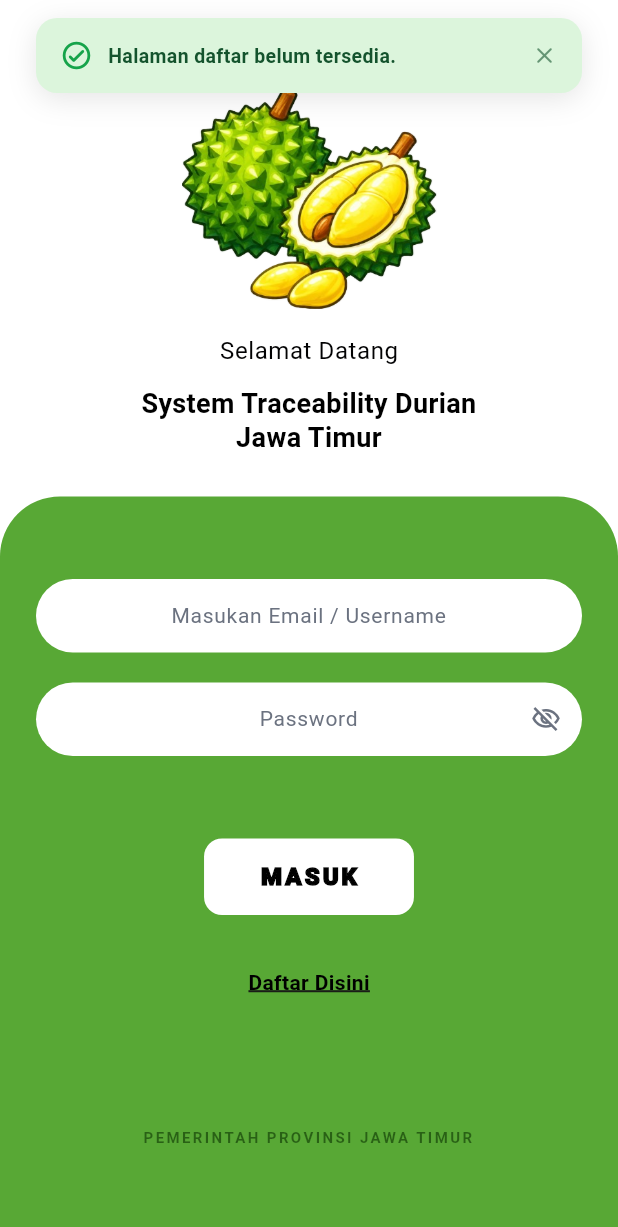
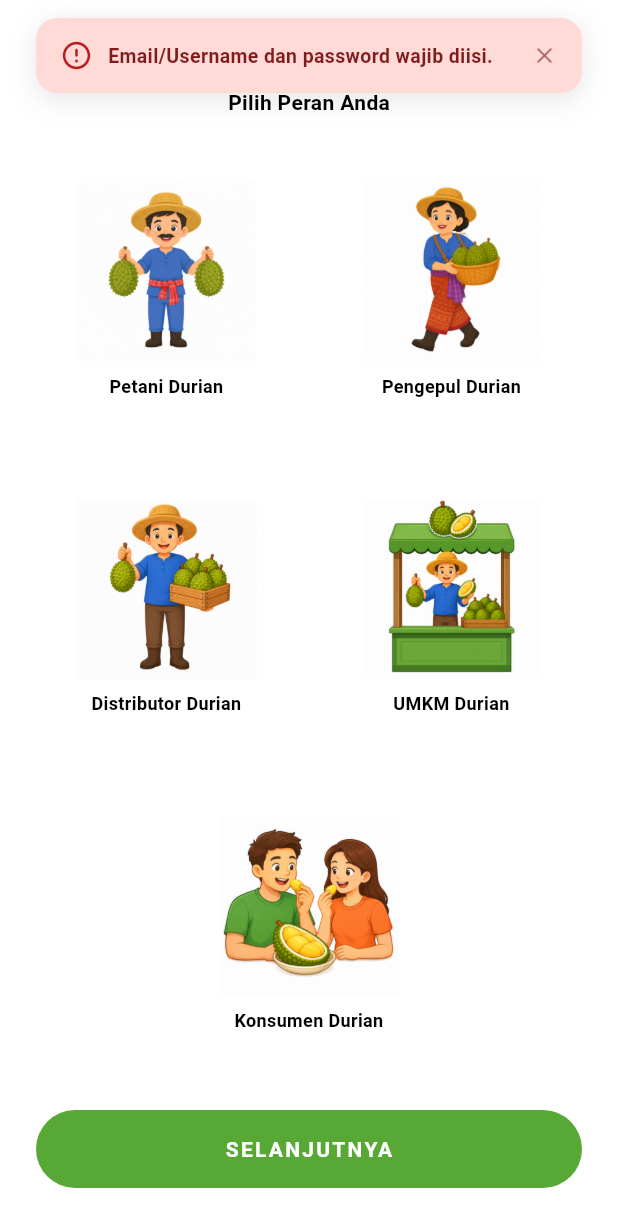
Before and after one commit to MISBAHULLL/Traceability_Durian, a Flutter app: the screen it shows after launch, after a tap on "MASUK", after a tap on "Daftar Disini", on a phone screen of 412 x 824 dp. Shown: the top 1227 px of the screen. Run offline on Flutter 3.47's test engine with Material 3 defaults, Android fonts, the phone set to English and light mode, and no system bars; our stand-ins replace connectivity_plus, device_preview.

Commit message:
membuat halaman pendaftaran akun dan role

```diff
--- a/lib/features/auth/screens/home_screen.dart
+++ b/lib/features/auth/screens/home_screen.dart
@@ -3,6 +3,7 @@
 import 'package:connectivity_plus/connectivity_plus.dart';
 
 import '../../../core/theme/app_colors.dart';
+import 'register_role_screen.dart';
 
 /// Landing + login screen for DurianTrace.
 ///
@@ -195,7 +196,20 @@
   }
 
   void _handleRegisterTap() {
-    _showTopNotification('Halaman daftar belum tersedia.', isError: false);
+    Navigator.push(
+      context,
+      PageRouteBuilder(
+        transitionDuration: const Duration(milliseconds: 400),
+        pageBuilder: (_, __, ___) => const RegisterRoleScreen(),
+        transitionsBuilder: (_, animation, __, child) {
+          final curved = CurvedAnimation(
+            parent: animation,
+            curve: Curves.easeInOutCubic,
+          );
+          return FadeTransition(opacity: curved, child: child);
+        },
+      ),
+    );
   }
 
 
--- /dev/null
+++ b/lib/features/auth/screens/register_role_screen.dart
@@ -0,0 +1,522 @@
+import 'package:flutter/material.dart';
+
+import '../../../core/theme/app_colors.dart';
+
+/// Model data untuk setiap pilihan peran.
+class _RoleOption {
+  const _RoleOption({
+    required this.label,
+    required this.assetPath,
+    required this.value,
+  });
+
+  final String label;
+  final String assetPath;
+  final String value;
+}
+
+/// Daftar peran yang tersedia di DurianTrace.
+const List<_RoleOption> _roles = [
+  _RoleOption(
+    label: 'Petani Durian',
+    assetPath: 'assets/images/role_petani.png',
+    value: 'petani',
+  ),
+  _RoleOption(
+    label: 'Pengepul Durian',
+    assetPath: 'assets/images/role_pengepul.png',
+    value: 'pengepul',
+  ),
+  _RoleOption(
+    label: 'Distributor Durian',
+    assetPath: 'assets/images/role_distributor.png',
+    value: 'distributor',
+  ),
+  _RoleOption(
+    label: 'UMKM Durian',
+    assetPath: 'assets/images/role_umkm.png',
+    value: 'umkm',
+  ),
+  _RoleOption(
+    label: 'Konsumen Durian',
+    assetPath: 'assets/images/role_konsumen.png',
+    value: 'konsumen',
+  ),
+];
+
+/// Halaman pemilihan peran saat pendaftaran akun baru.
+///
+/// Layout:
+/// - TopAppBar: tombol back + judul "Pendaftaran Akun Baru"
+/// - Konten: judul "Pilih Peran Anda" + grid 2 kolom (baris terakhir center)
+/// - Footer: tombol "SELANJUTNYA"
+class RegisterRoleScreen extends StatefulWidget {
+  const RegisterRoleScreen({super.key});
+
+  @override
+  State<RegisterRoleScreen> createState() => _RegisterRoleScreenState();
+}
+
+class _RegisterRoleScreenState extends State<RegisterRoleScreen>
+    with SingleTickerProviderStateMixin {
+  String? _selectedRole;
+
+  late final AnimationController _animController;
+  late final Animation<double> _fadeAnim;
+  late final Animation<Offset> _slideAnim;
+
+  OverlayEntry? _overlayEntry;
+
+  @override
+  void initState() {
+    super.initState();
+    _animController = AnimationController(
+      vsync: this,
+      duration: const Duration(milliseconds: 500),
+    );
+    _fadeAnim = CurvedAnimation(
+      parent: _animController,
+      curve: Curves.easeInOutCubic,
+    );
+    _slideAnim = Tween<Offset>(
+      begin: const Offset(0, 0.04),
+      end: Offset.zero,
+    ).animate(CurvedAnimation(
+      parent: _animController,
+      curve: Curves.easeOutCubic,
+    ));
+    _animController.forward();
+  }
+
+  @override
+  void dispose() {
+    _overlayEntry?.remove();
+    _overlayEntry = null;
+    _animController.dispose();
+    super.dispose();
+  }
+
+  void _showTopNotification(String message, {bool isError = false}) {
+    _overlayEntry?.remove();
+    _overlayEntry = null;
+
+    final overlay = Overlay.of(context);
+    late OverlayEntry entry;
+
+    entry = OverlayEntry(
+      builder: (_) => _TopNotificationBanner(
+        message: message,
+        isError: isError,
+        onDismiss: () {
+          entry.remove();
+          if (_overlayEntry == entry) _overlayEntry = null;
+        },
+      ),
+    );
+
+    _overlayEntry = entry;
+    overlay.insert(entry);
+  }
+
+  void _handleNext() {
+    if (_selectedRole == null) {
+      _showTopNotification(
+        'Silakan pilih peran Anda terlebih dahulu.',
+        isError: true,
+      );
+      return;
+    }
+
+    // TODO: Navigasi ke halaman form pendaftaran berikutnya
+    // Navigator.push(context, MaterialPageRoute(
+    //   builder: (_) => RegisterFormScreen(role: _selectedRole!),
+    // ));
+    _showTopNotification(
+      'Peran dipilih: $_selectedRole. Halaman berikutnya segera hadir.',
+      isError: false,
+    );
+  }
+
+  @override
+  Widget build(BuildContext context) {
+    return Scaffold(
+      backgroundColor: AppColors.white,
+      body: SafeArea(
+        child: FadeTransition(
+          opacity: _fadeAnim,
+          child: SlideTransition(
+            position: _slideAnim,
+            child: Column(
+              children: [
+                // ── TopAppBar ──────────────────────────────────────────────
+                _TopAppBar(onBack: () => Navigator.maybePop(context)),
+
+                // ── Konten — fit 1 layar tanpa scroll ──────────────────────
+                Expanded(
+                  child: Padding(
+                    padding: const EdgeInsets.fromLTRB(24, 8, 24, 16),
+                    child: Column(
+                      children: [
+                        const Text(
+                          'Pilih Peran Anda',
+                          style: TextStyle(
+                            fontSize: 14,
+                            fontWeight: FontWeight.w700,
+                            color: AppColors.black,
+                          ),
+                        ),
+                        const SizedBox(height: 16),
+
+                        // 3 baris membagi ruang vertikal secara proporsional
+                        Expanded(
+                          child: _twoColRow(_roles[0], _roles[1]),
+                        ),
+                        const SizedBox(height: 12),
+                        Expanded(
+                          child: _twoColRow(_roles[2], _roles[3]),
+                        ),
+                        const SizedBox(height: 12),
+                        Expanded(
+                          child: _oneColCenter(_roles[4]),
+                        ),
+                      ],
+                    ),
+                  ),
+                ),
+
+                // ── Footer tombol ──────────────────────────────────────────
+                _FooterButton(onPressed: _handleNext),
+              ],
+            ),
+          ),
+        ),
+      ),
+    );
+  }
+
+  /// Baris dengan 2 kolom card berukuran sama.
+  Widget _twoColRow(_RoleOption a, _RoleOption b) {
+    const double gap = 16;
+    return Row(
+      children: [
+        Expanded(child: _buildCard(a)),
+        const SizedBox(width: gap),
+        Expanded(child: _buildCard(b)),
+      ],
+    );
+  }
+
+  /// Baris dengan 1 card di tengah, lebar sama persis dengan kolom di atas.
+  Widget _oneColCenter(_RoleOption role) {
+    const double gap = 16;
+    final screenW = MediaQuery.of(context).size.width;
+    final colW = (screenW - 48 - gap) / 2;
+    return Center(
+      child: SizedBox(
+        width: colW,
+        child: _buildCard(role),
+      ),
+    );
+  }
+
+  /// Card builder — tanpa SizedBox tinggi, biar Expanded yang atur tinggi.
+  Widget _buildCard(_RoleOption role) => _RoleCard(
+        role: role,
+        isSelected: _selectedRole == role.value,
+        onTap: () => setState(() => _selectedRole = role.value),
+      );
+}
+
+// ─────────────────────────────────────────────────────────────────────────────
+// Sub-widgets
+// ─────────────────────────────────────────────────────────────────────────────
+
+/// TopAppBar dengan tombol back dan judul terpusat.
+class _TopAppBar extends StatelessWidget {
+  const _TopAppBar({required this.onBack});
+
+  final VoidCallback onBack;
+
+  @override
+  Widget build(BuildContext context) {
+    return Padding(
+      padding: const EdgeInsets.fromLTRB(16, 16, 16, 4),
+      child: Stack(
+        alignment: Alignment.center,
+        children: [
+          // Tombol back di kiri
+          Align(
+            alignment: Alignment.centerLeft,
+            child: GestureDetector(
+              onTap: onBack,
+              behavior: HitTestBehavior.opaque,
+              child: Container(
+                padding: const EdgeInsets.all(4),
+                child: const Icon(
+                  Icons.arrow_back_ios_new_rounded,
+                  size: 22,
+                  color: AppColors.black,
+                ),
+              ),
+            ),
+          ),
+          // Judul di tengah
+          const Text(
+            'Pendaftaran Akun Baru',
+            style: TextStyle(
+              fontSize: 16,
+              fontWeight: FontWeight.w700,
+              color: AppColors.black,
+            ),
+          ),
+        ],
+      ),
+    );
+  }
+}
+
+/// Kartu pilihan peran — gambar + label, dengan highlight saat dipilih.
+class _RoleCard extends StatelessWidget {
+  const _RoleCard({
+    required this.role,
+    required this.isSelected,
+    required this.onTap,
+  });
+
+  final _RoleOption role;
+  final bool isSelected;
+  final VoidCallback onTap;
+
+  @override
+  Widget build(BuildContext context) {
+    return GestureDetector(
+      onTap: onTap,
+      behavior: HitTestBehavior.opaque,
+      child: AnimatedContainer(
+        duration: const Duration(milliseconds: 200),
+        curve: Curves.easeInOut,
+        padding: const EdgeInsets.all(8),
+        decoration: BoxDecoration(
+          color: isSelected ? const Color(0xFFF4F7F2) : Colors.transparent,
+          borderRadius: BorderRadius.circular(16),
+          border: Border.all(
+            color:
+                isSelected ? AppColors.primaryContainer : Colors.transparent,
+            width: 2,
+          ),
+        ),
+        child: Column(
+          mainAxisAlignment: MainAxisAlignment.center,
+          mainAxisSize: MainAxisSize.max,
+          children: [
+            // Gambar role — flexible agar tetap responsive di layar kecil,
+            // dengan target ukuran 120 dan downscale jika ruang tidak cukup.
+            Flexible(
+              child: AnimatedScale(
+                scale: isSelected ? 1.08 : 1.0,
+                duration: const Duration(milliseconds: 200),
+                curve: Curves.easeOutCubic,
+                child: Image.asset(
+                  role.assetPath,
+                  width: 120,
+                  height: 120,
+                  fit: BoxFit.contain,
+                  errorBuilder: (_, __, ___) => const SizedBox(
+                    width: 120,
+                    height: 120,
+                    child: Icon(
+                      Icons.person_outline_rounded,
+                      size: 48,
+                      color: AppColors.placeholder,
+                    ),
+                  ),
+                ),
+              ),
+            ),
+            const SizedBox(height: 8),
+            // Label
+            Text(
+              role.label,
+              textAlign: TextAlign.center,
+              maxLines: 2,
+              overflow: TextOverflow.visible,
+              style: TextStyle(
+                fontSize: 12,
+                fontWeight: FontWeight.w600,
+                color: isSelected ? AppColors.primary : AppColors.black,
+                height: 1.4,
+              ),
+            ),
+          ],
+        ),
+      ),
+    );
+  }
+}
+
+/// Tombol "SELANJUTNYA" yang dipasang di bagian bawah layar.
+class _FooterButton extends StatelessWidget {
+  const _FooterButton({required this.onPressed});
+
+  final VoidCallback onPressed;
+
+  @override
+  Widget build(BuildContext context) {
+    return Container(
+      color: AppColors.white,
+      padding: const EdgeInsets.fromLTRB(24, 8, 24, 32),
+      child: SizedBox(
+        width: double.infinity,
+        child: ElevatedButton(
+          onPressed: onPressed,
+          style: ElevatedButton.styleFrom(
+            backgroundColor: AppColors.primaryContainer,
+            foregroundColor: AppColors.white,
+            elevation: 0,
+            shape: const StadiumBorder(),
+            padding: const EdgeInsets.symmetric(vertical: 16),
+          ),
+          child: const Text(
+            'SELANJUTNYA',
+            style: TextStyle(
+              fontSize: 14,
+              fontWeight: FontWeight.w700,
+              letterSpacing: 1.5,
+              color: AppColors.white,
+            ),
+          ),
+        ),
+      ),
+    );
+  }
+}
+
+// ─────────────────────────────────────────────────────────────────────────────
+// Overlay notification (sama persis dengan HomeScreen)
+// ─────────────────────────────────────────────────────────────────────────────
+
+class _TopNotificationBanner extends StatefulWidget {
+  const _TopNotificationBanner({
+    required this.message,
+    required this.isError,
+    required this.onDismiss,
+  });
+
+  final String message;
+  final bool isError;
+  final VoidCallback onDismiss;
+
+  @override
+  State<_TopNotificationBanner> createState() =>
+      _TopNotificationBannerState();
+}
+
+class _TopNotificationBannerState extends State<_TopNotificationBanner>
+    with SingleTickerProviderStateMixin {
+  late final AnimationController _ctrl;
+  late final Animation<Offset> _slide;
+  late final Animation<double> _fade;
+
+  @override
+  void initState() {
+    super.initState();
+    _ctrl = AnimationController(
+      vsync: this,
+      duration: const Duration(milliseconds: 400),
+    );
+    _slide = Tween<Offset>(
+      begin: const Offset(0, -1),
+      end: Offset.zero,
+    ).animate(CurvedAnimation(parent: _ctrl, curve: Curves.easeOutCubic));
+    _fade = CurvedAnimation(parent: _ctrl, curve: Curves.easeIn);
+
+    _ctrl.forward();
+    Future.delayed(const Duration(seconds: 3), _dismiss);
+  }
+
+  void _dismiss() async {
+    if (!mounted) return;
+    await _ctrl.reverse();
+    widget.onDismiss();
+  }
+
+  @override
+  void dispose() {
+    _ctrl.dispose();
+    super.dispose();
+  }
+
+  @override
+  Widget build(BuildContext context) {
+    final topPadding = MediaQuery.of(context).padding.top;
+    final bgColor =
+        widget.isError ? const Color(0xFFFFDAD6) : const Color(0xFFDCF5DC);
+    final textColor =
+        widget.isError ? const Color(0xFF7F1D1D) : const Color(0xFF14532D);
+    final iconColor =
+        widget.isError ? const Color(0xFFB91C1C) : const Color(0xFF16A34A);
+
+    return Positioned(
+      top: topPadding + 12,
+      left: 24,
+      right: 24,
+      child: SlideTransition(
+        position: _slide,
+        child: FadeTransition(
+          opacity: _fade,
+          child: GestureDetector(
+            onTap: _dismiss,
+            child: Material(
+              color: Colors.transparent,
+              borderRadius: BorderRadius.circular(14),
+              child: Container(
+                padding:
+                    const EdgeInsets.symmetric(horizontal: 16, vertical: 14),
+                decoration: BoxDecoration(
+                  color: bgColor,
+                  borderRadius: BorderRadius.circular(14),
+                  boxShadow: [
+                    BoxShadow(
+                      color: Colors.black.withValues(alpha: 0.10),
+                      blurRadius: 16,
+                      offset: const Offset(0, 4),
+                    ),
+                  ],
+                ),
+                child: Row(
+                  children: [
+                    Icon(
+                      widget.isError
+                          ? Icons.error_outline_rounded
+                          : Icons.check_circle_outline_rounded,
+                      color: iconColor,
+                      size: 22,
+                    ),
+                    const SizedBox(width: 10),
+                    Expanded(
+                      child: Text(
+                        widget.message,
+                        style: TextStyle(
+                          color: textColor,
+                          fontSize: 13,
+                          fontWeight: FontWeight.w600,
+                          height: 1.4,
+                        ),
+                      ),
+                    ),
+                    const SizedBox(width: 8),
+                    Icon(
+                      Icons.close_rounded,
+                      color: textColor.withValues(alpha: 0.6),
+                      size: 18,
+                    ),
+                  ],
+                ),
+              ),
+            ),
+          ),
+        ),
+      ),
+    );
+  }
+}
```
